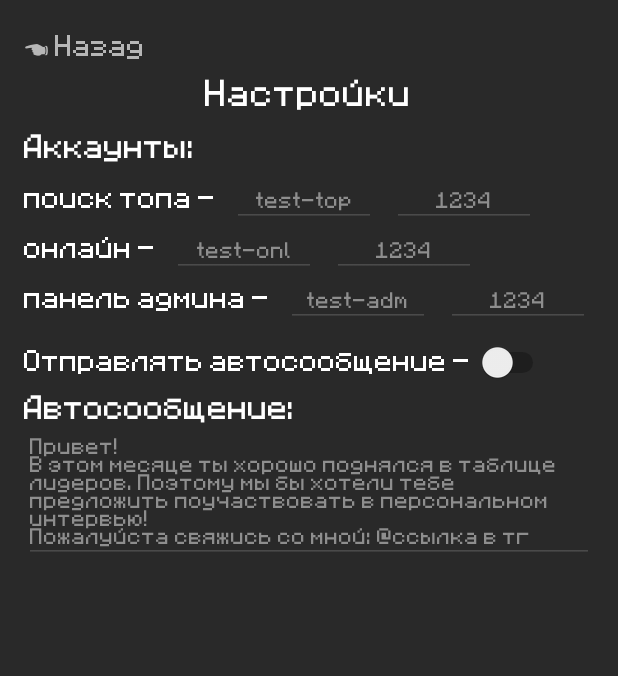
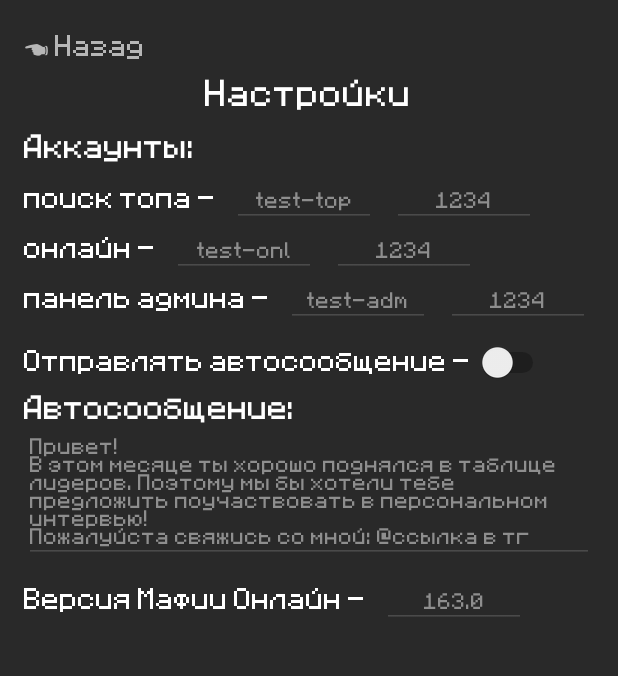
Before and after one commit to McAshesha/AdminTool, an Android app: the SettingsFragment screen opened through its navigation route, on a phone screen of 412 x 824 dp, the part 84-760 px from its top. Run offline under Robolectric (Android 15) with nearby library versions, the phone set to English and light mode, and no system bars.

Commit message:
Added an item to the "Версия Мафии Онлайн" settings and added the functionality of this item

```diff
--- a/app/src/main/java/ru/ashesha/admintool/MainActivity.java
+++ b/app/src/main/java/ru/ashesha/admintool/MainActivity.java
@@ -5,9 +5,8 @@ import android.content.SharedPreferences;
 import android.os.Bundle;
 import androidx.appcompat.app.AppCompatActivity;
 import ru.ashesha.admintool.utils.UserData;
-import ru.ashesha.admintool.utils.Utils;
 
-import static ru.ashesha.admintool.utils.Utils.*;
+import static ru.ashesha.admintool.utils.Utils.setNowActivity;
 
 public class MainActivity extends AppCompatActivity {
 
@@ -32,6 +31,8 @@ public class MainActivity extends AppCompatActivity {
 
         UserData.automessage = sharedPreferences.getString("automessage", "");
         UserData.enableAutomessage = Boolean.parseBoolean(sharedPreferences.getString("enableAutomessage", "false"));
+
+        UserData.version = sharedPreferences.getString("version", "");
     }
 
     @Override
@@ -52,6 +53,8 @@ public class MainActivity extends AppCompatActivity {
         editor.putString("automessage", UserData.automessage);
         editor.putString("enableAutomessage", Boolean.toString(UserData.enableAutomessage));
 
+        editor.putString("version", UserData.version);
+
         editor.apply();
     }
 }
--- a/app/src/main/java/ru/ashesha/admintool/fragments/SettingsFragment.java
+++ b/app/src/main/java/ru/ashesha/admintool/fragments/SettingsFragment.java
@@ -1,17 +1,16 @@
 package ru.ashesha.admintool.fragments;
 
+import android.annotation.SuppressLint;
 import android.os.Bundle;
-import android.text.Editable;
 import android.text.TextWatcher;
-import android.widget.CompoundButton;
+import android.view.LayoutInflater;
+import android.view.View;
+import android.view.ViewGroup;
 import android.widget.EditText;
 import android.widget.Switch;
 import androidx.annotation.NonNull;
 import androidx.annotation.Nullable;
 import androidx.fragment.app.Fragment;
-import android.view.LayoutInflater;
-import android.view.View;
-import android.view.ViewGroup;
 import androidx.navigation.NavController;
 import org.jetbrains.annotations.NotNull;
 import ru.ashesha.admintool.R;
@@ -32,10 +31,12 @@ public class SettingsFragment extends Fragment {
         EditText topLogin = view.findViewById(R.id.topLogin), topPassword = view.findViewById(R.id.topPassword),
                 onlineLogin = view.findViewById(R.id.onlineLogin), onlinePassword = view.findViewById(R.id.onlinePassword),
                 adminLogin = view.findViewById(R.id.adminLogin), adminPassword = view.findViewById(R.id.adminPassword),
-                automessage = view.findViewById(R.id.automessage);
+                automessage = view.findViewById(R.id.automessage), version = view.findViewById(R.id.version);
 
+        @SuppressLint("UseSwitchCompatOrMaterialCode")
         Switch enableAutomessage = view.findViewById(R.id.enableAutomessage);
 
+        version.setText(UserData.version);
         enableAutomessage.setChecked(UserData.enableAutomessage);
         topLogin.setText(UserData.topLogin);
         topPassword.setText(UserData.topPassword);
@@ -45,6 +46,7 @@ public class SettingsFragment extends Fragment {
         adminPassword.setText(UserData.adminPassword);
         automessage.setText(UserData.automessage);
 
+        version.addTextChangedListener((TextListener) s -> UserData.version = s.toString());
         enableAutomessage.setOnCheckedChangeListener((li, i) -> UserData.enableAutomessage = li.isChecked());
         topLogin.addTextChangedListener((TextListener) s -> UserData.topLogin = s.toString());
         topPassword.addTextChangedListener((TextListener) s -> UserData.topPassword = s.toString());
--- a/app/src/main/java/ru/ashesha/admintool/fragments/TopFragment.java
+++ b/app/src/main/java/ru/ashesha/admintool/fragments/TopFragment.java
@@ -129,8 +129,9 @@ public class TopFragment extends Fragment {
         });
 
         String topLogin = UserData.topLogin.isEmpty() ? getResources().getString(R.string.topLogin) : UserData.topLogin,
-                topPassword = UserData.topPassword.isEmpty() ? getResources().getString(R.string.topPassword) : UserData.topPassword;
-        connection.sendPacket(new  Login(topLogin, topPassword));
+                topPassword = UserData.topPassword.isEmpty() ? getResources().getString(R.string.topPassword) : UserData.topPassword,
+                version = UserData.version.isEmpty() ? getResources().getString(R.string.version) : UserData.version;
+        connection.sendPacket(new  Login(topLogin, topPassword, version));
     }
 
     private void error() {
--- a/app/src/main/java/ru/ashesha/admintool/mo/packets/client/Login.java
+++ b/app/src/main/java/ru/ashesha/admintool/mo/packets/client/Login.java
@@ -12,11 +12,11 @@ public class Login extends Packet {
     final boolean me, color, isUsePassword;
 
 
-    public Login(String login, String password) {
+    public Login(String login, String password, String version) {
 
         this.login = login;
         this.password = password;
-        this.version = "163.0";
+        this.version = version;
         this.me = false;
         this.color = false;
         this.isUsePassword = true;
--- a/app/src/main/java/ru/ashesha/admintool/utils/UserData.java
+++ b/app/src/main/java/ru/ashesha/admintool/utils/UserData.java
@@ -7,5 +7,6 @@ public class UserData {
     public static String adminLogin = "", adminPassword = "";
     public static String automessage = "";
     public static boolean enableAutomessage = false;
+    public static String version = "";
 
 }
--- a/app/src/main/res/layout/fragment_settings.xml
+++ b/app/src/main/res/layout/fragment_settings.xml
@@ -1,11 +1,11 @@
 <?xml version="1.0" encoding="utf-8"?>
 <LinearLayout xmlns:android="http://schemas.android.com/apk/res/android"
-             xmlns:app="http://schemas.android.com/apk/res-auto" xmlns:tools="http://schemas.android.com/tools"
-             android:layout_width="match_parent"
-             android:layout_height="match_parent"
-             android:background="#292929"
+              xmlns:tools="http://schemas.android.com/tools"
+              android:layout_width="match_parent"
+              android:layout_height="match_parent"
+              android:background="#292929"
               android:orientation="vertical"
-             tools:context=".fragments.SettingsFragment">
+              tools:context=".fragments.SettingsFragment">
 
     <TextView
             android:text="☚ Назад"
@@ -208,6 +208,36 @@
                 android:hint="@string/automessage"
                 android:ems="10"/>
 
+        <LinearLayout android:orientation="horizontal"
+                      android:layout_marginTop="10dp"
+                      android:layout_width="wrap_content"
+                      android:layout_height="wrap_content">
+
+            <TextView android:layout_width="wrap_content"
+                      android:layout_height="wrap_content"
+                      android:text="Версия Мафии Онлайн -"
+                      android:textSize="16sp"
+                      android:textColor="#FFFFFF"
+                      android:layout_marginEnd="5dp"
+                      android:fontFamily="@font/minecraft"/>
+            <EditText
+                    android:layout_width="match_parent"
+                    android:layout_height="wrap_content"
+                    android:inputType="numberDecimal"
+                    android:ems="8"
+                    android:textSize="12sp"
+                    android:textColor="#FFFFFF"
+                    android:textColorHint="#8E8E8E"
+                    android:backgroundTint="#4A4A4A"
+                    android:textAlignment="center"
+                    android:layout_marginStart="5dp"
+                    android:layout_marginEnd="5dp"
+                    android:id="@+id/version"
+                    android:hint="@string/version"
+                    android:fontFamily="@font/minecraft"/>
+
+        </LinearLayout>
+
     </LinearLayout>
 
 </LinearLayout>
--- a/app/src/main/res/values/strings.xml
+++ b/app/src/main/res/values/strings.xml
@@ -11,4 +11,5 @@
     <string name="onlinePassword">1234</string>
     <string name="adminLogin">test-adm</string>
     <string name="adminPassword">1234</string>
+    <string name="version">163.0</string>
 </resources>
```
Also changed, not shown: app/src/main/java/ru/ashesha/admintool/fragments/OnlineFragment.java (+13 -14 lines).
